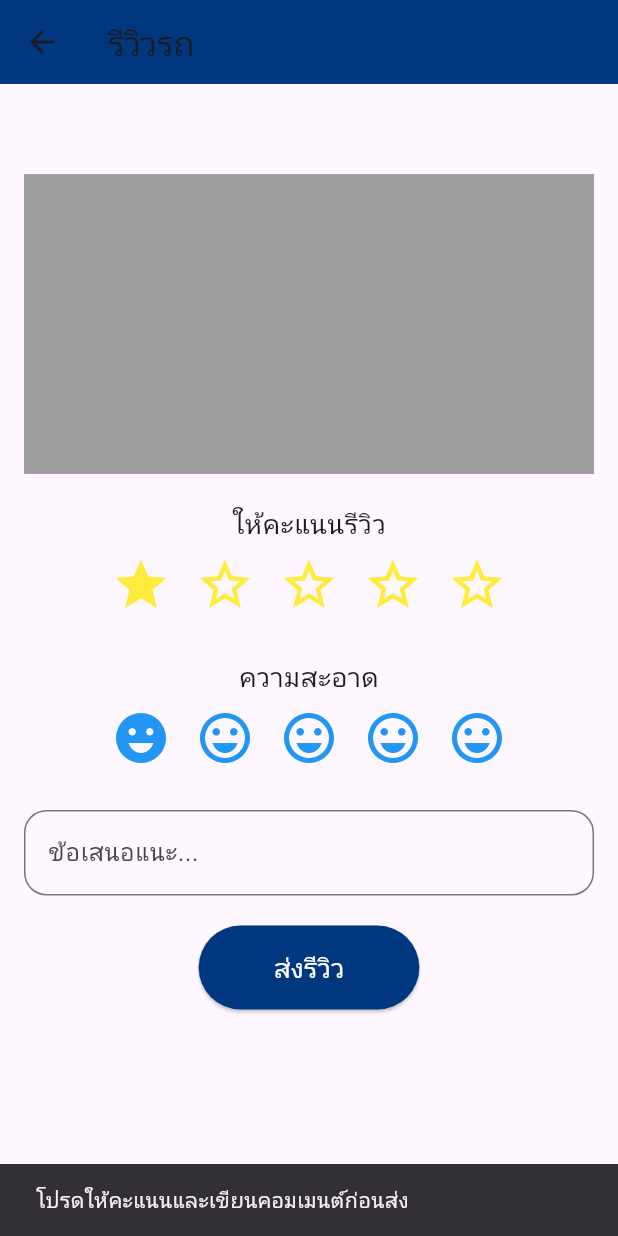
After one commit to Napatpongc/Mustode_B_car, a Flutter app: the CarReviewPage screen opened directly, after a tap on the "star border" icon, after a tap on the "emoji emotions" icon, after a tap on "ส่งรีวิว", on a phone screen of 412 x 824 dp. The commit adds this screen. Run offline on Flutter 3.47's test engine with Material 3 defaults, Android fonts, the phone set to English and light mode, and no system bars; our stand-ins replace cloud_firestore, firebase_auth, firebase_core, geolocator, get, google_sign_in and 2 more; accounts and stored records are empty.

Commit message:
first version

```diff
--- /dev/null
+++ b/lib/CarReviewPage.dart
@@ -0,0 +1,205 @@
+import 'package:flutter/material.dart';
+import 'package:cloud_firestore/cloud_firestore.dart';
+
+class CarReviewPage extends StatefulWidget {
+  final String carDocumentId; // ใช้ document ID ของ Firestore
+
+  CarReviewPage({required this.carDocumentId});
+
+  @override
+  _CarReviewPageState createState() => _CarReviewPageState();
+}
+
+class _CarReviewPageState extends State<CarReviewPage> {
+  String carName = "";
+  String carImageUrl = "";
+  bool isLoading = true;
+  int rating = 0; // ⭐ คะแนนรีวิว
+  int cleanliness = 0; // ✨ ความสะอาด
+  TextEditingController commentController =
+      TextEditingController(); // กล่องข้อความ
+
+  @override
+  void initState() {
+    super.initState();
+    fetchCarData();
+  }
+
+  void fetchCarData() async {
+    try {
+      DocumentSnapshot carDoc = await FirebaseFirestore.instance
+          .collection("cars")
+          .doc(widget.carDocumentId)
+          .get();
+
+      if (carDoc.exists) {
+        setState(() {
+          carName = "${carDoc["brand"]} ${carDoc["model"]}";
+          carImageUrl = carDoc["image"]["carfront"] ?? "";
+          isLoading = false;
+        });
+      } else {
+        setState(() {
+          isLoading = false;
+        });
+        ScaffoldMessenger.of(context).showSnackBar(
+          SnackBar(content: Text("ไม่พบข้อมูลรถในระบบ")),
+        );
+      }
+    } catch (e) {
+      setState(() {
+        isLoading = false;
+      });
+      ScaffoldMessenger.of(context).showSnackBar(
+        SnackBar(content: Text("เกิดข้อผิดพลาดในการดึงข้อมูลรถ")),
+      );
+    }
+  }
+
+  // ✅ ฟังก์ชันบันทึกรีวิวลง Firestore (รองรับภาษาไทย)
+  void submitReview() async {
+    if (rating == 0 || cleanliness == 0 || commentController.text.isEmpty) {
+      ScaffoldMessenger.of(context).showSnackBar(
+        SnackBar(content: Text("โปรดให้คะแนนและเขียนคอมเมนต์ก่อนส่ง")),
+      );
+      return;
+    }
+
+    // ✅ บังคับใช้ UTF-8 กับข้อความ
+    String commentText = commentController.text.trim();
+    List<int> utf8Bytes = commentText.runes.toList();
+    String utf8String = String.fromCharCodes(utf8Bytes);
+
+    await FirebaseFirestore.instance
+        .collection("cars")
+        .doc(widget.carDocumentId)
+        .collection("carComments")
+        .add({
+      'rating': rating, // ⭐ คะแนนดาว
+      'cleanliness': cleanliness, // ✨ คะแนนความสะอาด
+      'comment': utf8String, // ✅ บันทึกข้อความเป็น UTF-8
+      'createdAt': FieldValue.serverTimestamp(), // ⏳ เวลาที่รีวิว
+    });
+
+    ScaffoldMessenger.of(context).showSnackBar(
+      SnackBar(content: Text("รีวิวถูกส่งเรียบร้อย!")),
+    );
+
+    Navigator.pop(context);
+  }
+
+  // ✅ Widget สร้างแถบให้คะแนน (ดาว)
+  Widget buildStarRating() {
+    return Row(
+      mainAxisAlignment: MainAxisAlignment.center,
+      children: List.generate(5, (index) {
+        return IconButton(
+          icon: Icon(
+            index < rating ? Icons.star : Icons.star_border,
+            color: Colors.yellow,
+            size: 40,
+          ),
+          onPressed: () {
+            setState(() {
+              rating = index + 1;
+            });
+          },
+        );
+      }),
+    );
+  }
+
+  // ✅ Widget สร้างแถบให้คะแนนความสะอาด
+  Widget buildCleanlinessIcons() {
+    return Row(
+      mainAxisAlignment: MainAxisAlignment.center,
+      children: List.generate(5, (index) {
+        return IconButton(
+          icon: Icon(
+            index < cleanliness
+                ? Icons.emoji_emotions
+                : Icons.emoji_emotions_outlined,
+            color: Colors.blue,
+            size: 40,
+          ),
+          onPressed: () {
+            setState(() {
+              cleanliness = index + 1;
+            });
+          },
+        );
+      }),
+    );
+  }
+
+  @override
+  Widget build(BuildContext context) {
+    return Scaffold(
+      resizeToAvoidBottomInset: false, // ✅ ป้องกัน Bottom Overflow
+      appBar: AppBar(
+        title: Text("รีวิวรถ"),
+        backgroundColor: Color(0xFF00377E),
+      ),
+      body: SingleChildScrollView(
+        child: Padding(
+          padding: EdgeInsets.all(16.0),
+          child: Column(
+            mainAxisSize: MainAxisSize.min,
+            children: [
+              Text(
+                carName,
+                style: TextStyle(fontSize: 24, fontWeight: FontWeight.bold),
+              ),
+              SizedBox(height: 10),
+              carImageUrl.isNotEmpty
+                  ? Image.network(carImageUrl, height: 200, fit: BoxFit.cover)
+                  : Container(height: 200, color: Colors.grey), // กรณีไม่มีรูป
+              SizedBox(height: 20),
+
+              // ⭐ ให้คะแนน
+              Text("ให้คะแนนรีวิว", style: TextStyle(fontSize: 18)),
+              buildStarRating(),
+
+              SizedBox(height: 20),
+
+              // ✨ ให้คะแนนความสะอาด
+              Text("ความสะอาด", style: TextStyle(fontSize: 18)),
+              buildCleanlinessIcons(),
+
+              SizedBox(height: 20),
+
+              // 📝 กล่องป้อนคอมเมนต์ (รองรับภาษาไทย)
+              TextField(
+                controller: commentController,
+                decoration: InputDecoration(
+                  hintText: "ข้อเสนอแนะ...",
+                  border: OutlineInputBorder(
+                    borderRadius: BorderRadius.circular(15),
+                  ),
+                ),
+                keyboardType: TextInputType.multiline, // ✅ รองรับหลายบรรทัด
+                textInputAction: TextInputAction.newline, // ✅ รองรับ Enter
+                maxLines: null, // ✅ ให้พิมพ์ได้ไม่จำกัดบรรทัด
+              ),
+
+              SizedBox(height: 20),
+
+              // 🔘 ปุ่มส่งรีวิว
+              ElevatedButton(
+                onPressed: submitReview,
+                style: ElevatedButton.styleFrom(
+                  backgroundColor: Color(0xFF00377E),
+                  padding: EdgeInsets.symmetric(horizontal: 50, vertical: 15),
+                ),
+                child: Text(
+                  "ส่งรีวิว",
+                  style: TextStyle(fontSize: 18, color: Colors.white),
+                ),
+              ),
+            ],
+          ),
+        ),
+      ),
+    );
+  }
+}
--- a/lib/ProfileRenter.dart
+++ b/lib/ProfileRenter.dart
@@ -7,6 +7,7 @@ import 'package:cloud_firestore/cloud_firestore.dart';
 import 'package:firebase_auth/firebase_auth.dart';
 import 'package:flutter/material.dart';
 import 'package:google_sign_in/google_sign_in.dart'; // ใช้กรณี Google Sign Out
+import 'package:myproject/CarReviewPage.dart';
 import 'login_page.dart'; // เพื่อไปหน้า login
 import 'ProfileLessor.dart'; // เพื่อสลับไปหน้าผู้ปล่อยเช่า (Segmented control)
 
@@ -28,7 +29,7 @@ class _ProfileRenterState extends State<ProfileRenter> {
 
   // ------------------ ตัวแปรรูปภาพ (โปรไฟล์ + ใบขับขี่) ------------------
   File? _drivingLicenseFile; // เก็บไฟล์รูปใบขับขี่
-  File? _profileFile;        // เก็บไฟล์รูปโปรไฟล์
+  File? _profileFile; // เก็บไฟล์รูปโปรไฟล์
   final ImagePicker _picker = ImagePicker();
 
   // ใส่ Client ID ของ Imgur ที่นี่ (ตัวอย่าง)
@@ -90,7 +91,8 @@ class _ProfileRenterState extends State<ProfileRenter> {
 
   // ------------------ ฟังก์ชันเลือกรูปใบขับขี่จาก Gallery ------------------
   Future<void> _pickDrivingLicenseImage() async {
-    final XFile? pickedFile = await _picker.pickImage(source: ImageSource.gallery);
+    final XFile? pickedFile =
+        await _picker.pickImage(source: ImageSource.gallery);
     if (pickedFile != null) {
       setState(() {
         _drivingLicenseFile = File(pickedFile.path);
@@ -100,7 +102,8 @@ class _ProfileRenterState extends State<ProfileRenter> {
 
   // ------------------ ฟังก์ชันเลือกรูปโปรไฟล์จาก Gallery ------------------
   Future<void> _pickProfileImage() async {
-    final XFile? pickedFile = await _picker.pickImage(source: ImageSource.gallery);
+    final XFile? pickedFile =
+        await _picker.pickImage(source: ImageSource.gallery);
     if (pickedFile != null) {
       setState(() {
         _profileFile = File(pickedFile.path);
@@ -132,7 +135,8 @@ class _ProfileRenterState extends State<ProfileRenter> {
           'deletehash': data['data']['deletehash'],
         };
       } else {
-        throw Exception('อัปโหลดรูปไป Imgur ไม่สำเร็จ: ${data['data']['error']}');
+        throw Exception(
+            'อัปโหลดรูปไป Imgur ไม่สำเร็จ: ${data['data']['error']}');
       }
     } catch (e) {
       rethrow;
@@ -175,7 +179,8 @@ class _ProfileRenterState extends State<ProfileRenter> {
                 // อยู่ในหน้าเดียวกัน ไม่ต้อง navigate
               },
               child: Container(
-                padding: const EdgeInsets.symmetric(vertical: 10, horizontal: 20),
+                padding:
+                    const EdgeInsets.symmetric(vertical: 10, horizontal: 20),
                 decoration: BoxDecoration(
                   color: Colors.blue,
                   borderRadius: BorderRadius.circular(30),
@@ -198,7 +203,8 @@ class _ProfileRenterState extends State<ProfileRenter> {
                 );
               },
               child: Container(
-                padding: const EdgeInsets.symmetric(vertical: 10, horizontal: 20),
+                padding:
+                    const EdgeInsets.symmetric(vertical: 10, horizontal: 20),
                 decoration: BoxDecoration(
                   color: Colors.transparent,
                   borderRadius: BorderRadius.circular(30),
@@ -229,7 +235,8 @@ class _ProfileRenterState extends State<ProfileRenter> {
     }
 
     // ตรวจสอบว่า Login ด้วย Google หรือไม่
-    bool isGoogleLogin = currentUser.providerData.any((p) => p.providerId == 'google.com');
+    bool isGoogleLogin =
+        currentUser.providerData.any((p) => p.providerId == 'google.com');
 
     // ใช้ StreamBuilder ดึงข้อมูลผู้ใช้จาก Firestore
     return StreamBuilder<DocumentSnapshot>(
@@ -301,12 +308,15 @@ class _ProfileRenterState extends State<ProfileRenter> {
                             backgroundColor: Colors.grey[300],
                             backgroundImage: _profileFile != null
                                 ? FileImage(_profileFile!)
-                                : (oldProfileUrl != null && oldProfileUrl != 'null'
+                                : (oldProfileUrl != null &&
+                                        oldProfileUrl != 'null'
                                     ? NetworkImage(oldProfileUrl)
                                     : null) as ImageProvider<Object>?,
                             child: (_profileFile == null &&
-                                    (oldProfileUrl == null || oldProfileUrl == 'null'))
-                                ? const Icon(Icons.person, size: 40, color: Colors.blue)
+                                    (oldProfileUrl == null ||
+                                        oldProfileUrl == 'null'))
+                                ? const Icon(Icons.person,
+                                    size: 40, color: Colors.blue)
                                 : null,
                           ),
                           // ปุ่มแก้ไขเล็กๆ ที่มุมล่างขวาของรูปโปรไฟล์
@@ -320,7 +330,8 @@ class _ProfileRenterState extends State<ProfileRenter> {
                                 decoration: BoxDecoration(
                                   color: Colors.blue,
                                   shape: BoxShape.circle,
-                                  border: Border.all(color: Colors.white, width: 1),
+                                  border:
+                                      Border.all(color: Colors.white, width: 1),
                                 ),
                                 child: const Icon(
                                   Icons.edit,
@@ -336,13 +347,15 @@ class _ProfileRenterState extends State<ProfileRenter> {
                       Expanded(
                         child: Text(
                           username ?? "ไม่มีชื่อ",
-                          style: const TextStyle(fontSize: 24, color: Colors.black),
+                          style: const TextStyle(
+                              fontSize: 24, color: Colors.black),
                         ),
                       ),
                       IconButton(
                         icon: const Icon(Icons.edit, color: Colors.blue),
                         onPressed: () async {
-                          String? newVal = await _editDialog("ชื่อผู้ใช้", username);
+                          String? newVal =
+                              await _editDialog("ชื่อผู้ใช้", username);
                           if (newVal != null && newVal.isNotEmpty) {
                             setState(() {
                               username = newVal;
@@ -371,14 +384,16 @@ class _ProfileRenterState extends State<ProfileRenter> {
                     children: [
                       const Text(
                         "ข้อมูลส่วนตัว",
-                        style: TextStyle(fontSize: 20, fontWeight: FontWeight.bold),
+                        style: TextStyle(
+                            fontSize: 20, fontWeight: FontWeight.bold),
                       ),
                       const SizedBox(height: 16),
                       _buildWhiteBox(
                         Column(
                           crossAxisAlignment: CrossAxisAlignment.start,
                           children: [
-                            const Text("ที่อยู่:", style: TextStyle(fontSize: 18)),
+                            const Text("ที่อยู่:",
+                                style: TextStyle(fontSize: 18)),
                             const SizedBox(height: 8),
                             Row(
                               children: [
@@ -386,14 +401,17 @@ class _ProfileRenterState extends State<ProfileRenter> {
                                   child: Row(
                                     children: [
                                       Flexible(
-                                        child: Text("จังหวัด : ${province ?? "ไม่มีข้อมูล"}"),
+                                        child: Text(
+                                            "จังหวัด : ${province ?? "ไม่มีข้อมูล"}"),
                                       ),
                                       IconButton(
-                                        icon: const Icon(Icons.edit, color: Colors.blue),
+                                        icon: const Icon(Icons.edit,
+                                            color: Colors.blue),
                                         onPressed: () async {
-                                          String? newVal =
-                                              await _editDialog("จังหวัด", province);
-                                          if (newVal != null && newVal.isNotEmpty) {
+                                          String? newVal = await _editDialog(
+                                              "จังหวัด", province);
+                                          if (newVal != null &&
+                                              newVal.isNotEmpty) {
                                             setState(() {
                                               province = newVal;
                                             });
@@ -408,14 +426,17 @@ class _ProfileRenterState extends State<ProfileRenter> {
                                   child: Row(
                                     children: [
                                       Flexible(
-                                        child: Text("อำเภอ : ${district ?? "ไม่มีข้อมูล"}"),
+                                        child: Text(
+                                            "อำเภอ : ${district ?? "ไม่มีข้อมูล"}"),
                                       ),
                                       IconButton(
-                                        icon: const Icon(Icons.edit, color: Colors.blue),
+                                        icon: const Icon(Icons.edit,
+                                            color: Colors.blue),
                                         onPressed: () async {
-                                          String? newVal =
-                                              await _editDialog("อำเภอ", district);
-                                          if (newVal != null && newVal.isNotEmpty) {
+                                          String? newVal = await _editDialog(
+                                              "อำเภอ", district);
+                                          if (newVal != null &&
+                                              newVal.isNotEmpty) {
                                             setState(() {
                                               district = newVal;
                                             });
@@ -433,14 +454,17 @@ class _ProfileRenterState extends State<ProfileRenter> {
                                   child: Row(
                                     children: [
                                       Flexible(
-                                        child: Text("ตำบล : ${subdistrict ?? "ไม่มีข้อมูล"}"),
+                                        child: Text(
+                                            "ตำบล : ${subdistrict ?? "ไม่มีข้อมูล"}"),
                                       ),
                                       IconButton(
-                                        icon: const Icon(Icons.edit, color: Colors.blue),
+                                        icon: const Icon(Icons.edit,
+                                            color: Colors.blue),
                                         onPressed: () async {
-                                          String? newVal =
-                                              await _editDialog("ตำบล", subdistrict);
-                                          if (newVal != null && newVal.isNotEmpty) {
+                                          String? newVal = await _editDialog(
+                                              "ตำบล", subdistrict);
+                                          if (newVal != null &&
+                                              newVal.isNotEmpty) {
                                             setState(() {
                                               subdistrict = newVal;
                                             });
@@ -455,15 +479,17 @@ class _ProfileRenterState extends State<ProfileRenter> {
                                   child: Row(
                                     children: [
                                       Flexible(
-                                        child:
-                                            Text("รหัสไปรษณีย์ : ${postalCode ?? "ไม่มีข้อมูล"}"),
+                                        child: Text(
+                                            "รหัสไปรษณีย์ : ${postalCode ?? "ไม่มีข้อมูล"}"),
                                       ),
                                       IconButton(
-                                        icon: const Icon(Icons.edit, color: Colors.blue),
+                                        icon: const Icon(Icons.edit,
+                                            color: Colors.blue),
                                         onPressed: () async {
                                           String? newVal = await _editDialog(
                                               "รหัสไปรษณีย์", postalCode);
-                                          if (newVal != null && newVal.isNotEmpty) {
+                                          if (newVal != null &&
+                                              newVal.isNotEmpty) {
                                             setState(() {
                                               postalCode = newVal;
                                             });
@@ -481,14 +507,17 @@ class _ProfileRenterState extends State<ProfileRenter> {
                                   child: Row(
                                     children: [
                                       Flexible(
-                                        child: Text("เพิ่มเติม : ${moreinfo ?? "ไม่มีข้อมูล"}"),
+                                        child: Text(
+                                            "เพิ่มเติม : ${moreinfo ?? "ไม่มีข้อมูล"}"),
                                       ),
                                       IconButton(
-                                        icon: const Icon(Icons.edit, color: Colors.blue),
+                                        icon: const Icon(Icons.edit,
+                                            color: Colors.blue),
                                         onPressed: () async {
-                                          String? newVal =
-                                              await _editDialog("เพิ่มเติม", moreinfo);
-                                          if (newVal != null && newVal.isNotEmpty) {
+                                          String? newVal = await _editDialog(
+                                              "เพิ่มเติม", moreinfo);
+                                          if (newVal != null &&
+                                              newVal.isNotEmpty) {
                                             setState(() {
                                               moreinfo = newVal;
                                             });
@@ -546,7 +575,8 @@ class _ProfileRenterState extends State<ProfileRenter> {
                         Column(
                           crossAxisAlignment: CrossAxisAlignment.start,
                           children: [
-                            const Text('รูปใบขับขี่', style: TextStyle(fontSize: 18)),
+                            const Text('รูปใบขับขี่',
+                                style: TextStyle(fontSize: 18)),
                             const SizedBox(height: 5),
                             ElevatedButton.icon(
                               onPressed: _pickDrivingLicenseImage,
@@ -596,15 +626,18 @@ class _ProfileRenterState extends State<ProfileRenter> {
                                     oldProfileUrl != 'null' &&
                                     oldProfileDeleteHash != null &&
                                     oldProfileDeleteHash != 'null') {
-                                  await _deleteImageFromImgur(oldProfileDeleteHash);
+                                  await _deleteImageFromImgur(
+                                      oldProfileDeleteHash);
                                 }
-                                final uploadResult = await _uploadImageToImgur(_profileFile!);
+                                final uploadResult =
+                                    await _uploadImageToImgur(_profileFile!);
                                 await FirebaseFirestore.instance
                                     .collection('users')
                                     .doc(currentUser.uid)
                                     .update({
                                   'image.profile': uploadResult['link'],
-                                  'image.deletehashprofil': uploadResult['deletehash'],
+                                  'image.deletehashprofil':
+                                      uploadResult['deletehash'],
                                 });
                               }
 
@@ -614,10 +647,11 @@ class _ProfileRenterState extends State<ProfileRenter> {
                                     oldDrivingUrl != 'null' &&
                                     oldDrivingDeleteHash != null &&
                                     oldDrivingDeleteHash != 'null') {
-                                  await _deleteImageFromImgur(oldDrivingDeleteHash);
+                                  await _deleteImageFromImgur(
+                                      oldDrivingDeleteHash);
                                 }
-                                final uploadResult =
-                                    await _uploadImageToImgur(_drivingLicenseFile!);
+                                final uploadResult = await _uploadImageToImgur(
+                                    _drivingLicenseFile!);
                                 await FirebaseFirestore.instance
                                     .collection('users')
                                     .doc(currentUser.uid)
@@ -630,7 +664,8 @@ class _ProfileRenterState extends State<ProfileRenter> {
 
                               // แจ้งเตือนว่าอัปเดตเสร็จ
                               ScaffoldMessenger.of(context).showSnackBar(
-                                const SnackBar(content: Text("บันทึกข้อมูลเรียบร้อย")),
+                                const SnackBar(
+                                    content: Text("บันทึกข้อมูลเรียบร้อย")),
                               );
                             } catch (e) {
                               ScaffoldMessenger.of(context).showSnackBar(
@@ -645,8 +680,11 @@ class _ProfileRenterState extends State<ProfileRenter> {
                             ),
                           ),
                           child: const Padding(
-                            padding: EdgeInsets.symmetric(vertical: 12, horizontal: 24),
-                            child: Text("บันทึก", style: TextStyle(fontSize: 16, color: Colors.white)),
+                            padding: EdgeInsets.symmetric(
+                                vertical: 12, horizontal: 24),
+                            child: Text("บันทึก",
+                                style: TextStyle(
+                                    fontSize: 16, color: Colors.white)),
                           ),
                         ),
                       ),
@@ -655,6 +693,19 @@ class _ProfileRenterState extends State<ProfileRenter> {
                 ),
               ],
             ),
+          ),
+          floatingActionButton: FloatingActionButton(
+            backgroundColor: Color(0xFF00377E),
+            onPressed: () {
+              Navigator.push(
+                context,
+                MaterialPageRoute(
+                  builder: (context) =>
+                      CarReviewPage(carDocumentId: "kGwtIewAoPPjyvTXN5MI"),
+                ),
+              );
+            },
+            child: Icon(Icons.comment, color: Colors.white, size: 28),
           ),
         );
       },
@@ -729,7 +780,8 @@ class MyDrawerRenter extends StatelessWidget {
           const Spacer(),
           ListTile(
             leading: const Icon(Icons.logout, color: Colors.red),
-            title: const Text('ออกจากระบบ', style: TextStyle(color: Colors.red)),
+            title:
+                const Text('ออกจากระบบ', style: TextStyle(color: Colors.red)),
             onTap: () async {
               if (isGoogleLogin) {
                 await GoogleSignIn().signOut();
```
